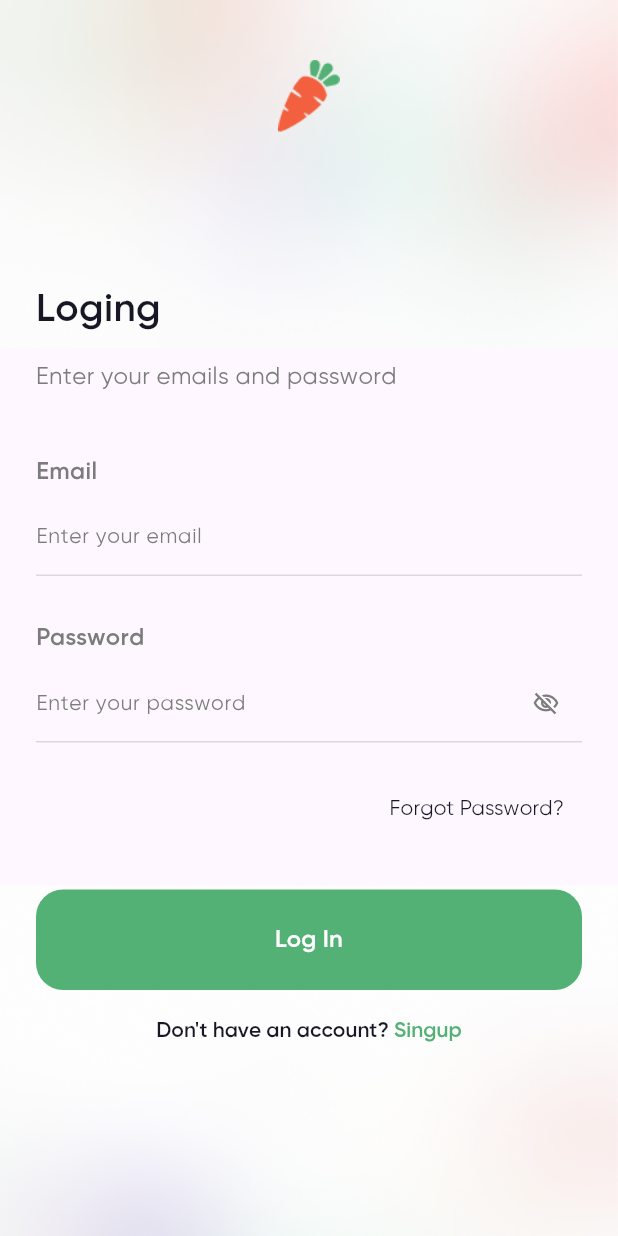
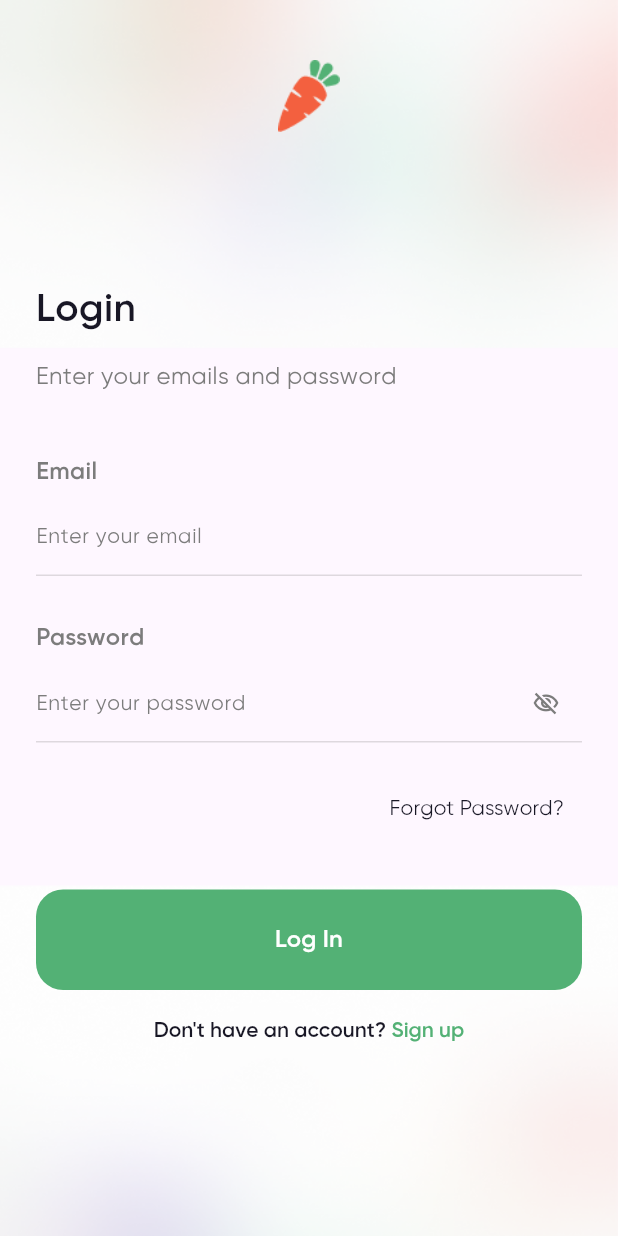
Before and after one commit to NDLong1601/Online-Grocery-App-Flutter, a Flutter app: the screen it shows after launch, after a tap on "Get Started", on a phone screen of 412 x 824 dp. Run offline on Flutter 3.47's test engine with Material 3 defaults, Android fonts, the phone set to English and light mode, and no system bars; our stand-ins replace dartz, dio, equatable, flutter_bloc, flutter_secure_storage, flutter_svg and 8 more; generated files the repository leaves out were written again; network calls fail.

Commit message:
fix: Correct typos in various screens and update total cost display in checkout

```diff
--- a/lib/presentation/bloc/cart/cart_bloc.dart
+++ b/lib/presentation/bloc/cart/cart_bloc.dart
@@ -41,7 +41,7 @@ class CartBloc extends Bloc<CartEvent, CartState> {
           errorMessage: _failureMapper.mapFailureToMessage(failure),
         ),
       ),
-      (data) => emit(state.copyWith(cart: data.currentCart)),
+      (data) => emit(state.copyWith(cart: data.currentCart, errorMessage: '')),
     );
   }
 }
--- a/lib/presentation/screens/account/account_screen.dart
+++ b/lib/presentation/screens/account/account_screen.dart
@@ -110,7 +110,7 @@ class AccountScreen extends StatelessWidget {
                     onTap: () {},
                   ),
                   AppActionTile(
-                    title: 'Notifecations',
+                    title: 'Notifications',
                     leading: Assets.icons.icNotifications.svg(
                       width: 20,
                       height: 20,
@@ -123,7 +123,7 @@ class AccountScreen extends StatelessWidget {
                     onTap: () {},
                   ),
                   AppActionTile(
-                    title: 'About ',
+                    title: 'About',
                     leading: Assets.icons.icAbout.svg(width: 20, height: 20),
                     onTap: () {},
                   ),
--- a/lib/presentation/screens/cart/widget/checkout_bottom_sheet.dart
+++ b/lib/presentation/screens/cart/widget/checkout_bottom_sheet.dart
@@ -111,7 +111,7 @@ class _CheckoutBottomSheet extends StatelessWidget {
 
             AppActionTile(
               title: 'Total Cost',
-              value: '\$13.97',
+              value: '\$${total.toStringAsFixed(2)}',
               isBoldValue: true,
               titleStyle: AppTextstyle.tsSemiboldSize18.copyWith(
                 color: AppColors.grayText,
--- a/lib/presentation/screens/login/login_screen.dart
+++ b/lib/presentation/screens/login/login_screen.dart
@@ -110,7 +110,7 @@ class _LoginScreenViewState extends State<_LoginScreenView> {
                         const SizedBox(height: 100),
 
                         AppText(
-                          text: 'Loging',
+                          text: 'Login',
                           style: AppTextstyle.tsSemiboldSize26.copyWith(
                             color: AppColors.darkText,
                           ),
@@ -188,7 +188,7 @@ class _LoginScreenViewState extends State<_LoginScreenView> {
                                 ),
                                 children: [
                                   TextSpan(
-                                    text: "Singup",
+                                    text: "Sign up",
                                     style: AppTextstyle.tsSemiboldSize14
                                         .copyWith(color: AppColors.greenAccent),
                                   ),
--- a/lib/presentation/screens/onboarding/onboarding_screen.dart
+++ b/lib/presentation/screens/onboarding/onboarding_screen.dart
@@ -37,7 +37,7 @@ class OnboardingScreen extends StatelessWidget {
           Padding(
             padding: EdgeInsets.only(top: 20, bottom: 40),
             child: AppText(
-              text: 'Ger your groceries in as fast as one hour',
+              text: 'Get your groceries in as fast as one hour',
               style: AppTextstyle.tsRegularSize16.copyWith(
                 color: AppColors.white.withValues(alpha: 0.7),
                 decoration: TextDecoration.none,
--- a/lib/presentation/screens/order accepted/order_accepted_screen.dart
+++ b/lib/presentation/screens/order accepted/order_accepted_screen.dart
@@ -42,7 +42,7 @@ class OrderAcceptedScreen extends StatelessWidget {
 
                 AppText(
                   text:
-                      'Your items has been placed and is on\nit\'s way to being processed',
+                      'Your items have been placed and is on\nit\'s way to being processed',
                   style: AppTextstyle.tsRegularSize16.copyWith(
                     color: AppColors.grayText,
                   ),
--- a/lib/presentation/screens/signup/signup_screen.dart
+++ b/lib/presentation/screens/signup/signup_screen.dart
@@ -137,7 +137,7 @@ class _SignUpScreenState extends State<SignUpScreen> {
                 ),
 
                 const SizedBox(height: 24),
-                AppButton(text: 'Sing Up', onPressed: () {}),
+                AppButton(text: 'Sign Up', onPressed: () {}),
                 const SizedBox(height: 20),
                 // Already have account? -> Login
                 Center(
@@ -153,7 +153,7 @@ class _SignUpScreenState extends State<SignUpScreen> {
                       InkWell(
                         onTap: () => context.goNamed(RouteName.loginName),
                         child: Text(
-                          'Signup',
+                          'Sign up',
                           style: AppTextstyle.tsSemiboldSize14.copyWith(
                             color: AppColors.greenAccent,
                           ),
```
